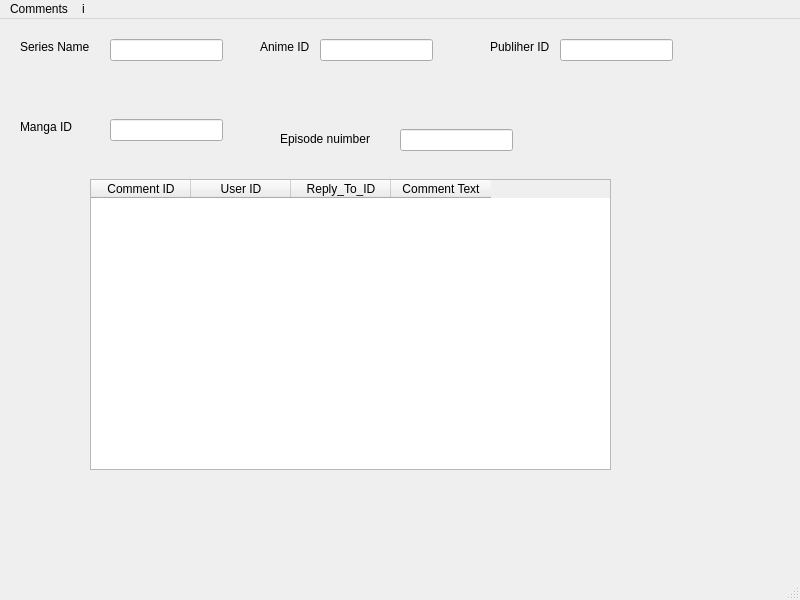
The window that Comments.ui (Ghulam-Mustafa08291/DB-project) describes before a commit, drawn with Qt 5.
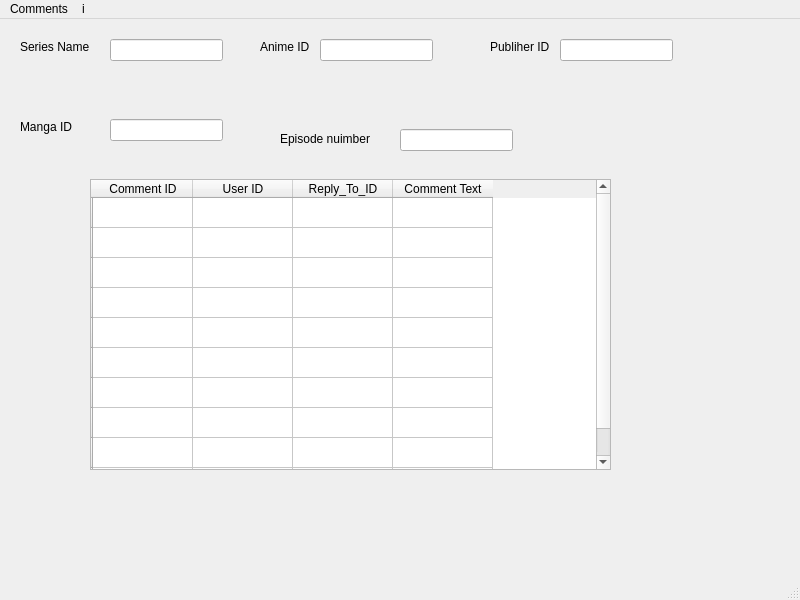
The same window after the commit.

What changed in the file:
```diff
--- a/Comments.ui
+++ b/Comments.ui
@@ -23,6 +23,56 @@
       <height>291</height>
      </rect>
     </property>
+    <row>
+     <property name="text">
+      <string/>
+     </property>
+    </row>
+    <row>
+     <property name="text">
+      <string/>
+     </property>
+    </row>
+    <row>
+     <property name="text">
+      <string/>
+     </property>
+    </row>
+    <row>
+     <property name="text">
+      <string/>
+     </property>
+    </row>
+    <row>
+     <property name="text">
+      <string/>
+     </property>
+    </row>
+    <row>
+     <property name="text">
+      <string/>
+     </property>
+    </row>
+    <row>
+     <property name="text">
+      <string/>
+     </property>
+    </row>
+    <row>
+     <property name="text">
+      <string/>
+     </property>
+    </row>
+    <row>
+     <property name="text">
+      <string/>
+     </property>
+    </row>
+    <row>
+     <property name="text">
+      <string/>
+     </property>
+    </row>
     <column>
      <property name="text">
       <string>Comment ID</string>
```
